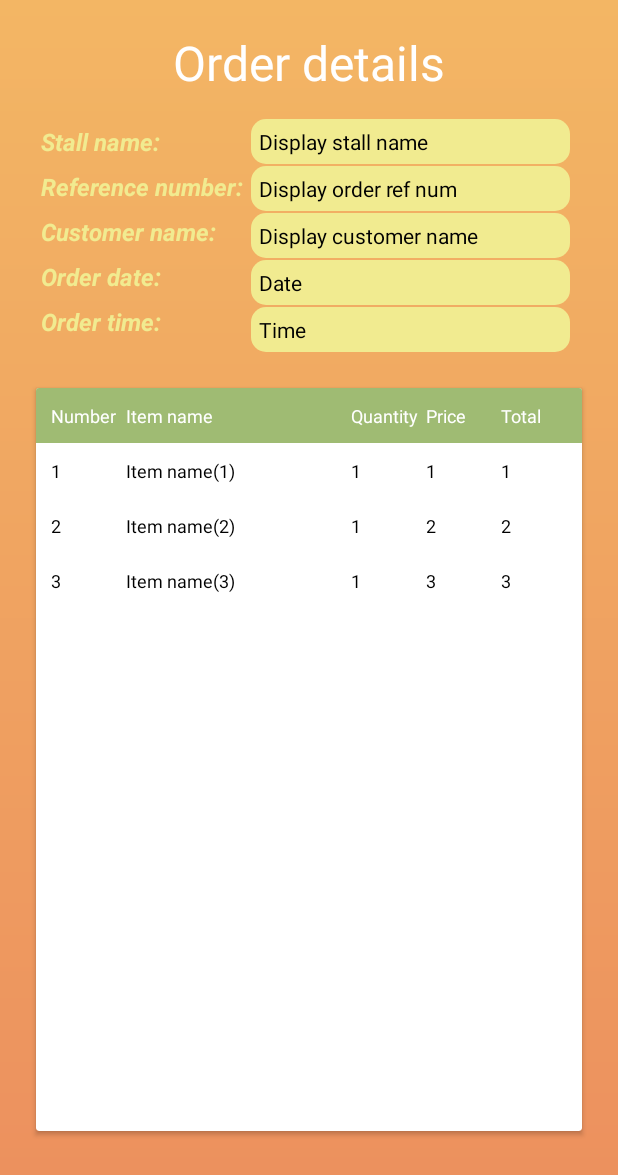
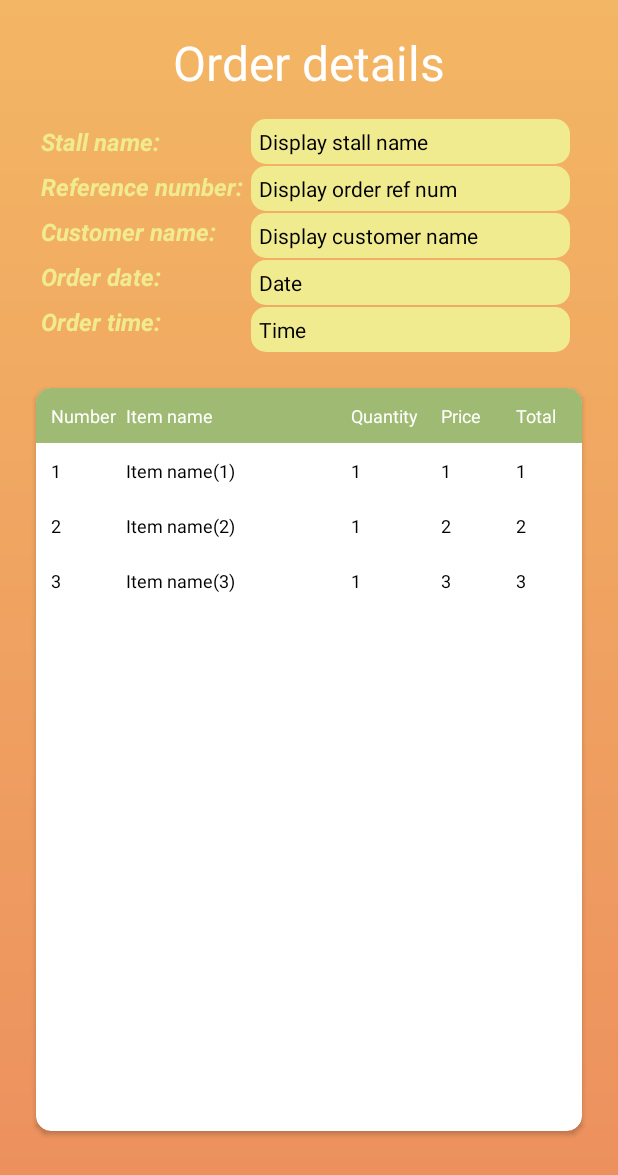
Before and after one commit to AlloySensei/PUPMunchMapp, an Android app: the layout fragment_order_details.xml on its own in the app's theme, with its tools: preview values and no code run, on a phone screen of 412 x 824 dp. Shown: the top 1175 px of the screen. Run offline under Robolectric (Android 15) with nearby library versions, the phone set to English and light mode, and no system bars; Roboto replaces fonts that are not available here.

Commit message:
Minor changes

```diff
--- a/app/src/main/res/layout/fragment_order_details.xml
+++ b/app/src/main/res/layout/fragment_order_details.xml
@@ -176,10 +176,13 @@
         android:layout_marginEnd="24dp"
         android:layout_marginBottom="70dp"
         android:scrollbars="vertical"
+        app:cardCornerRadius="10dp"
         app:layout_constraintBottom_toBottomOf="parent"
         app:layout_constraintEnd_toEndOf="parent"
+        app:layout_constraintHorizontal_bias="0.0"
         app:layout_constraintStart_toStartOf="parent"
-        app:layout_constraintTop_toBottomOf="@+id/displayOrderTime">
+        app:layout_constraintTop_toBottomOf="@+id/displayOrderTime"
+        app:layout_constraintVertical_bias="1.0">
 
         <TableLayout
             android:layout_width="wrap_content"
@@ -201,29 +204,30 @@
                     android:layout_width="150dp"
                     android:layout_height="wrap_content"
                     android:text="@string/col2"
-                    android:textSize="12sp"
-                    android:textColor="@color/white" />
+                    android:textColor="@color/white"
+                    android:textSize="12sp" />
 
                 <TextView
                     android:layout_width="50dp"
                     android:layout_height="wrap_content"
+                    android:layout_marginRight="10dp"
                     android:text="@string/col3"
-                    android:textSize="12sp"
-                    android:textColor="@color/white" />
+                    android:textColor="@color/white"
+                    android:textSize="12sp" />
 
                 <TextView
                     android:layout_width="50dp"
                     android:layout_height="wrap_content"
                     android:text="@string/col4"
-                    android:textSize="12sp"
-                    android:textColor="@color/white" />
+                    android:textColor="@color/white"
+                    android:textSize="12sp" />
 
                 <TextView
                     android:layout_width="50dp"
                     android:layout_height="wrap_content"
                     android:text="@string/col5"
-                    android:textSize="12sp"
-                    android:textColor="@color/white" />
+                    android:textColor="@color/white"
+                    android:textSize="12sp" />
             </TableRow>
 
             <TableRow
@@ -234,36 +238,36 @@
                     android:layout_width="50dp"
                     android:layout_height="wrap_content"
                     android:text="1"
-                    android:textSize="12sp"
-                    android:textColor="@color/black" />
+                    android:textColor="@color/black"
+                    android:textSize="12sp" />
 
                 <TextView
                     android:layout_width="50dp"
                     android:layout_height="wrap_content"
                     android:text="Item name(1)"
-                    android:textSize="12sp"
-                    android:textColor="@color/black" />
+                    android:textColor="@color/black"
+                    android:textSize="12sp" />
 
                 <TextView
                     android:layout_width="50dp"
                     android:layout_height="wrap_content"
                     android:text="1"
-                    android:textSize="12sp"
-                    android:textColor="@color/black" />
+                    android:textColor="@color/black"
+                    android:textSize="12sp" />
 
                 <TextView
                     android:layout_width="50dp"
                     android:layout_height="wrap_content"
                     android:text="1"
-                    android:textSize="12sp"
-                    android:textColor="@color/black" />
+                    android:textColor="@color/black"
+                    android:textSize="12sp" />
 
                 <TextView
                     android:layout_width="50dp"
                     android:layout_height="wrap_content"
                     android:text="1"
-                    android:textSize="12sp"
-                    android:textColor="@color/black" />
+                    android:textColor="@color/black"
+                    android:textSize="12sp" />
             </TableRow>
 
             <TableRow
@@ -274,36 +278,36 @@
                     android:layout_width="50dp"
                     android:layout_height="wrap_content"
                     android:text="2"
-                    android:textSize="12sp"
-                    android:textColor="@color/black" />
+                    android:textColor="@color/black"
+                    android:textSize="12sp" />
 
                 <TextView
                     android:layout_width="50dp"
                     android:layout_height="wrap_content"
                     android:text="Item name(2)"
-                    android:textSize="12sp"
-                    android:textColor="@color/black" />
+                    android:textColor="@color/black"
+                    android:textSize="12sp" />
 
                 <TextView
                     android:layout_width="50dp"
                     android:layout_height="wrap_content"
                     android:text="1"
-                    android:textSize="12sp"
-                    android:textColor="@color/black" />
+                    android:textColor="@color/black"
+                    android:textSize="12sp" />
 
                 <TextView
                     android:layout_width="50dp"
                     android:layout_height="wrap_content"
                     android:text="2"
-                    android:textSize="12sp"
-                    android:textColor="@color/black" />
+                    android:textColor="@color/black"
+                    android:textSize="12sp" />
 
                 <TextView
                     android:layout_width="50dp"
                     android:layout_height="wrap_content"
                     android:text="2"
-                    android:textSize="12sp"
-                    android:textColor="@color/black" />
+                    android:textColor="@color/black"
+                    android:textSize="12sp" />
             </TableRow>
 
             <TableRow
@@ -314,36 +318,36 @@
                     android:layout_width="50dp"
                     android:layout_height="wrap_content"
                     android:text="3"
-                    android:textSize="12sp"
-                    android:textColor="@color/black" />
+                    android:textColor="@color/black"
+                    android:textSize="12sp" />
 
                 <TextView
                     android:layout_width="50dp"
                     android:layout_height="wrap_content"
                     android:text="Item name(3)"
-                    android:textSize="12sp"
-                    android:textColor="@color/black" />
+                    android:textColor="@color/black"
+                    android:textSize="12sp" />
 
                 <TextView
                     android:layout_width="50dp"
                     android:layout_height="wrap_content"
                     android:text="1"
-                    android:textSize="12sp"
-                    android:textColor="@color/black" />
+                    android:textColor="@color/black"
+                    android:textSize="12sp" />
 
                 <TextView
                     android:layout_width="50dp"
                     android:layout_height="wrap_content"
                     android:text="3"
-                    android:textSize="12sp"
-                    android:textColor="@color/black" />
+                    android:textColor="@color/black"
+                    android:textSize="12sp" />
 
                 <TextView
                     android:layout_width="50dp"
                     android:layout_height="wrap_content"
                     android:text="3"
-                    android:textSize="12sp"
-                    android:textColor="@color/black" />
+                    android:textColor="@color/black"
+                    android:textSize="12sp" />
             </TableRow>
         </TableLayout>
     </androidx.cardview.widget.CardView>
```
